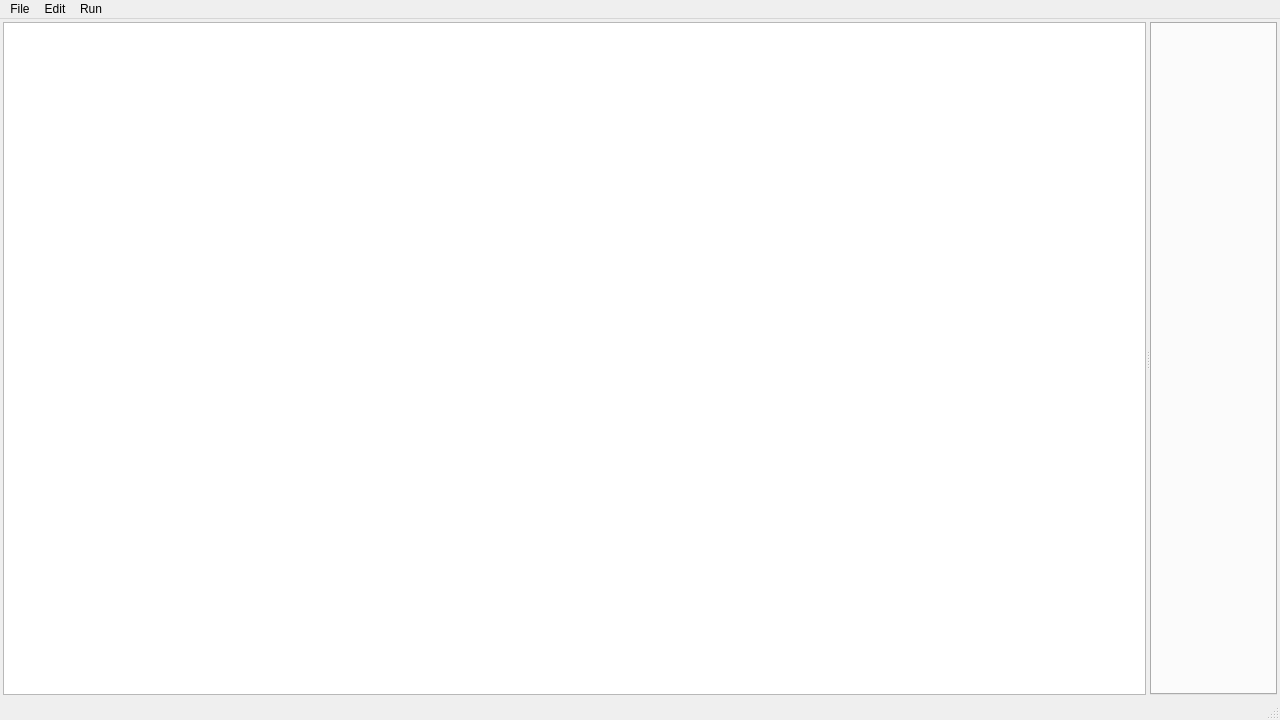
Above: src/gui/main_window.ui from solarus-games/solarus-quest-editor before the change. Below: the same form after it.
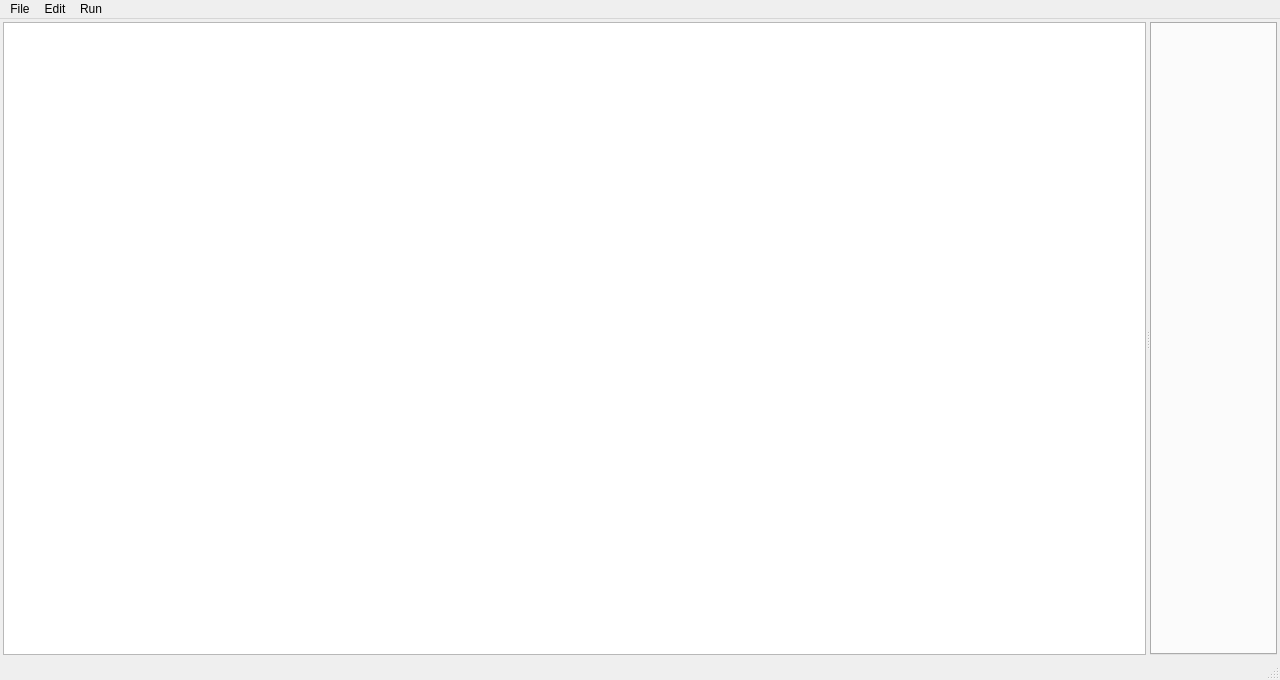
That is the form after the change. Icons and pictures are not drawn. Custom widgets are drawn as their Qt base class.

Commit message: Show the window on the screen of the mouse, and with an adapted size.

```diff
--- a/src/gui/main_window.ui
+++ b/src/gui/main_window.ui
@@ -7,7 +7,7 @@
     <x>0</x>
     <y>0</y>
     <width>1280</width>
-    <height>720</height>
+    <height>680</height>
    </rect>
   </property>
   <property name="windowTitle">
```
The commit also changes 3 other files.
